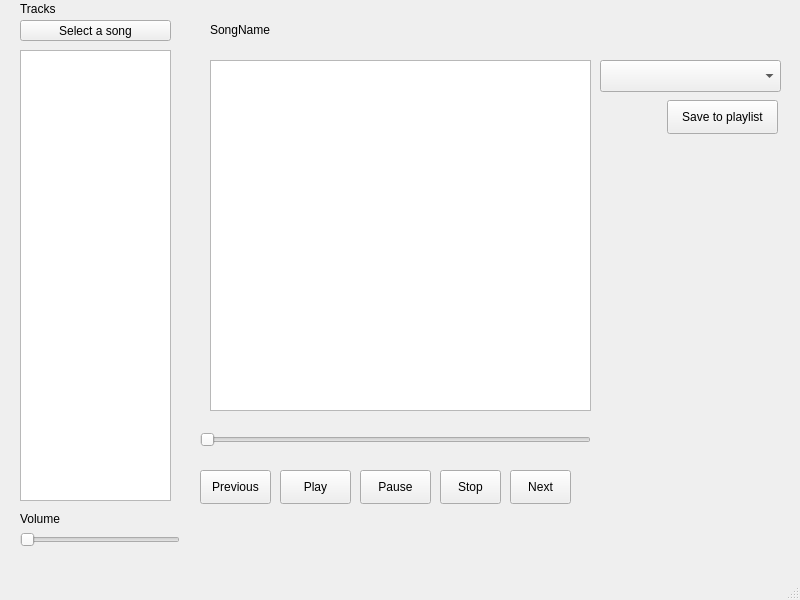
Before: the Qt Designer form mp3_gui.ui in rmardock/PyMP3, drawn with Qt 5.
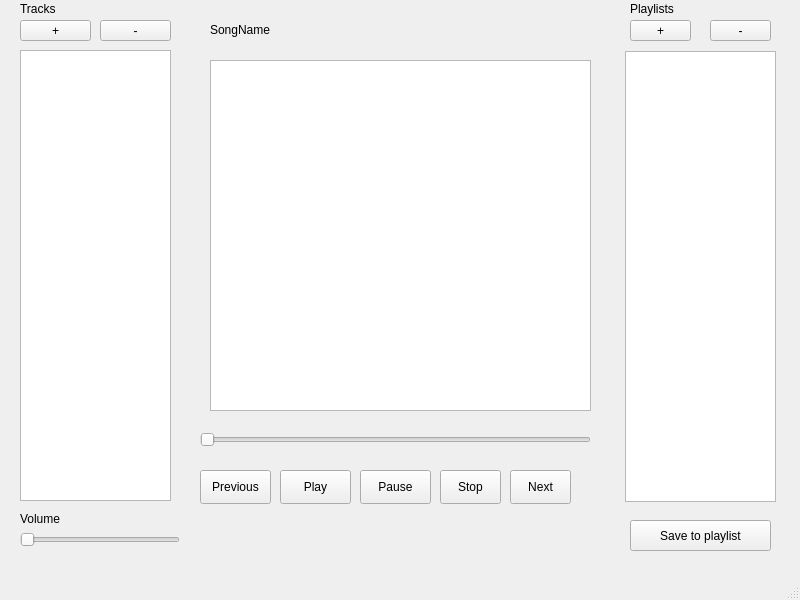
After: the same form once the commit is applied.

Commit message: Setup for building playlist functionality

Diff of the .ui file:
```diff
--- a/mp3_gui.ui
+++ b/mp3_gui.ui
@@ -128,23 +128,13 @@
      </rect>
     </property>
    </widget>
-   <widget class="QComboBox" name="comboBox">
-    <property name="geometry">
-     <rect>
-      <x>600</x>
-      <y>60</y>
-      <width>181</width>
-      <height>32</height>
-     </rect>
-    </property>
-   </widget>
    <widget class="QPushButton" name="pushButton_5">
     <property name="geometry">
      <rect>
-      <x>667</x>
-      <y>100</y>
-      <width>111</width>
-      <height>34</height>
+      <x>630</x>
+      <y>520</y>
+      <width>141</width>
+      <height>31</height>
      </rect>
     </property>
     <property name="text">
@@ -169,12 +159,12 @@
      <rect>
       <x>20</x>
       <y>20</y>
-      <width>151</width>
+      <width>71</width>
       <height>21</height>
      </rect>
     </property>
     <property name="text">
-     <string>Select a song</string>
+     <string>+</string>
     </property>
    </widget>
    <widget class="QPushButton" name="pushButton_7">
@@ -200,6 +190,68 @@
      </rect>
     </property>
    </widget>
+   <widget class="QPushButton" name="pushButton_8">
+    <property name="geometry">
+     <rect>
+      <x>100</x>
+      <y>20</y>
+      <width>71</width>
+      <height>21</height>
+     </rect>
+    </property>
+    <property name="text">
+     <string>-</string>
+    </property>
+   </widget>
+   <widget class="QListWidget" name="listWidget_2">
+    <property name="geometry">
+     <rect>
+      <x>625</x>
+      <y>51</y>
+      <width>151</width>
+      <height>451</height>
+     </rect>
+    </property>
+   </widget>
+   <widget class="QPushButton" name="pushButton_9">
+    <property name="geometry">
+     <rect>
+      <x>630</x>
+      <y>20</y>
+      <width>61</width>
+      <height>21</height>
+     </rect>
+    </property>
+    <property name="text">
+     <string>+</string>
+    </property>
+   </widget>
+   <widget class="QPushButton" name="pushButton_10">
+    <property name="geometry">
+     <rect>
+      <x>710</x>
+      <y>20</y>
+      <width>61</width>
+      <height>21</height>
+     </rect>
+    </property>
+    <property name="text">
+     <string>-</string>
+    </property>
+   </widget>
+   <widget class="QLabel" name="label_4">
+    <property name="geometry">
+     <rect>
+      <x>630</x>
+      <y>0</y>
+      <width>58</width>
+      <height>18</height>
+     </rect>
+    </property>
+    <property name="text">
+     <string>Playlists</string>
+    </property>
+   </widget>
   </widget>
   <widget class="QStatusBar" name="statusbar"/>
  </widget>
```
The commit also changes 6 other files.
